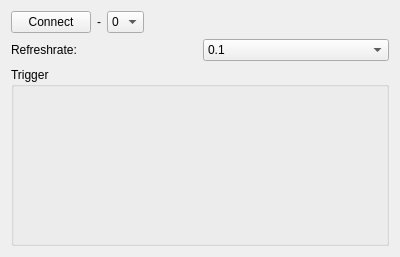
HalloSoft/Capzoid, file Capzoid/controlwidget.ui: the form before one commit.
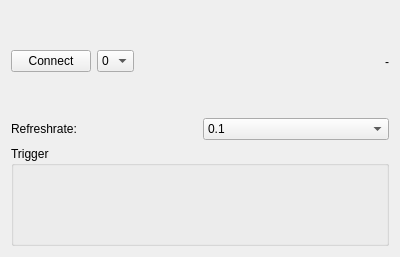
The form after the commit.

```diff
--- a/Capzoid/controlwidget.ui
+++ b/Capzoid/controlwidget.ui
@@ -24,14 +24,7 @@
       </widget>
      </item>
      <item>
-      <widget class="QLabel" name="labelConnectionStatus">
-       <property name="text">
-        <string>-</string>
-       </property>
-      </widget>
-     </item>
-     <item>
-      <widget class="QComboBox" name="comboBox">
+      <widget class="QComboBox" name="comboBoxCameraIndex">
        <property name="sizePolicy">
         <sizepolicy hsizetype="Maximum" vsizetype="Fixed">
          <horstretch>0</horstretch>
@@ -73,6 +66,13 @@
        </property>
       </spacer>
      </item>
+     <item>
+      <widget class="QLabel" name="labelConnectionStatus">
+       <property name="text">
+        <string>-</string>
+       </property>
+      </widget>
+     </item>
     </layout>
    </item>
    <item>
```
